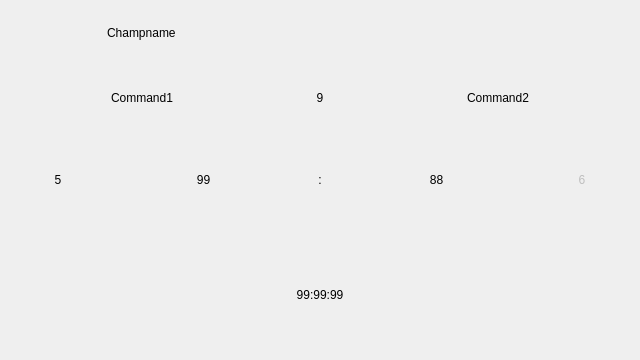
Qt form dialog.ui (hhrhhr/miniFootballScoreboard) before a commit.
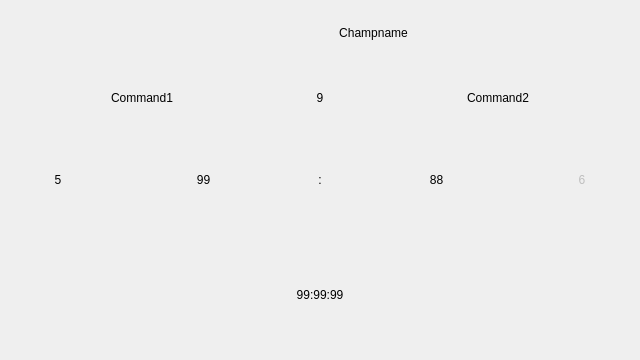
The same form after that commit. Icons and pictures are not drawn.

Patch:
```diff
--- a/dialog.ui
+++ b/dialog.ui
@@ -73,6 +73,9 @@
        <property name="text">
         <string>Champname</string>
        </property>
+       <property name="alignment">
+        <set>Qt::AlignCenter</set>
+       </property>
        <property name="wordWrap">
         <bool>true</bool>
        </property>
```
Left out of the diff: 2 changed lines with no effect on the pictures.
